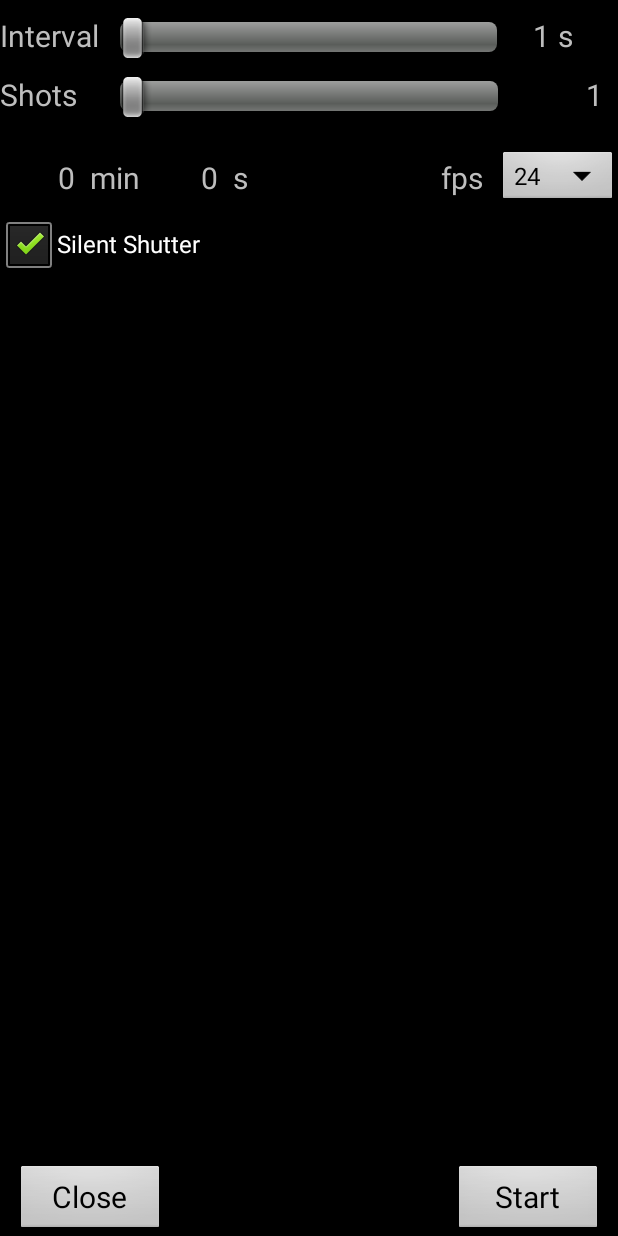
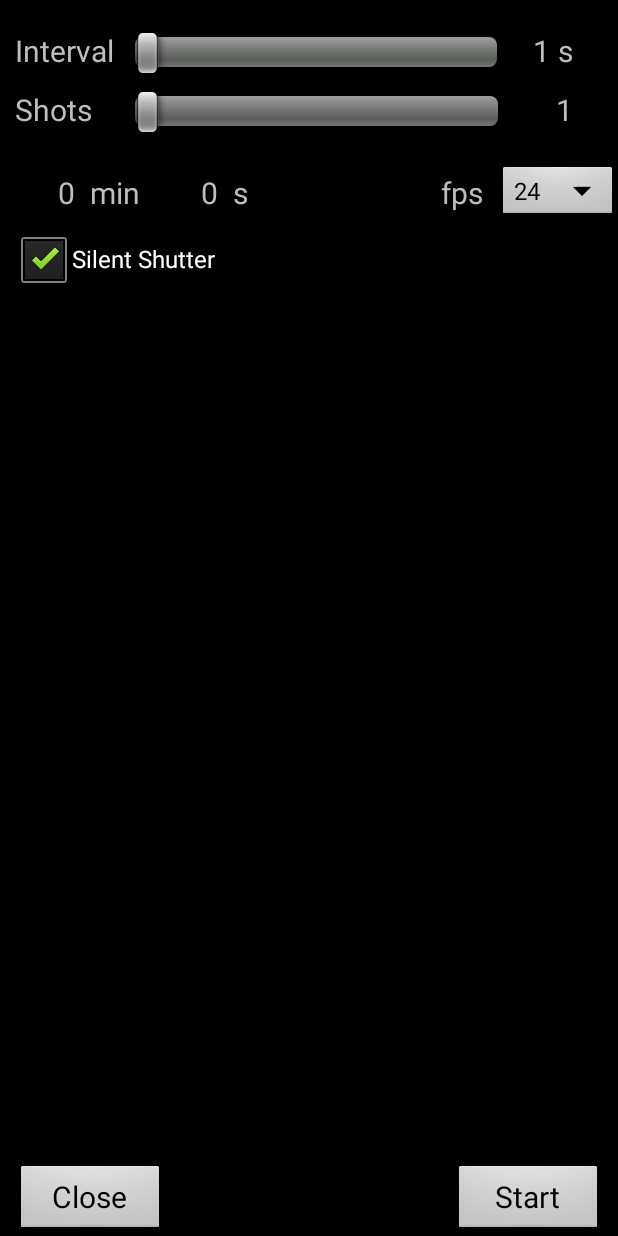
Before and after one commit to jonasjuffinger/TimeLapse, an Android app: the layout activity_settings.xml on its own in the app's theme, with its tools: preview values and no code run, on a phone screen of 412 x 824 dp. Run offline under Robolectric (Android 15) with nearby library versions, the phone set to English and light mode, and no system bars.

Commit message:
worked on new version

```diff
--- a/app/src/main/res/layout/activity_settings.xml
+++ b/app/src/main/res/layout/activity_settings.xml
@@ -1,8 +1,9 @@
 <RelativeLayout xmlns:android="http://schemas.android.com/apk/res/android"
-                android:layout_width="match_parent"
-                android:layout_height="match_parent"
-                xmlns:tools="http://schemas.android.com/tools"
-                android:id="@+id/lRoot">
+    xmlns:tools="http://schemas.android.com/tools"
+    android:id="@+id/lRoot"
+    android:layout_width="match_parent"
+    android:layout_height="match_parent"
+    android:paddingTop="10dp">
 
     <LinearLayout
         android:layout_width="match_parent"
@@ -21,6 +22,7 @@
                 android:id="@+id/lblInterval"
                 android:layout_width="80dp"
                 android:layout_height="wrap_content"
+                android:layout_marginLeft="10dp"
                 android:gravity="center_vertical"
                 android:text="Interval"
                 android:textSize="20sp" />
@@ -68,6 +70,7 @@
                 android:id="@+id/lblShots"
                 android:layout_width="80dp"
                 android:layout_height="wrap_content"
+                android:layout_marginLeft="10dp"
                 android:gravity="center_vertical"
                 android:text="Shots"
                 android:textSize="20sp" />
@@ -84,11 +87,11 @@
 
             <TextView
                 android:id="@+id/tvShotsValue"
-                android:layout_width="60dp"
+                android:layout_width="40dp"
                 android:layout_height="wrap_content"
                 android:layout_alignParentRight="true"
                 android:layout_alignParentTop="true"
-                android:layout_marginRight="10dp"
+                android:layout_marginRight="30dp"
                 android:gravity="right|center_vertical"
                 android:text="1"
                 android:textSize="20sp" />
@@ -168,6 +171,9 @@
                 android:id="@+id/cbSilentShutter"
                 android:layout_width="wrap_content"
                 android:layout_height="wrap_content"
+                android:layout_alignParentLeft="true"
+                android:layout_alignParentTop="true"
+                android:layout_marginLeft="10dp"
                 android:checked="true"
                 android:text="Silent Shutter" />
         </RelativeLayout>
@@ -176,29 +182,29 @@
     <RelativeLayout
         android:layout_width="match_parent"
         android:layout_height="wrap_content"
-        android:gravity="bottom"
         android:layout_alignParentBottom="true"
-        android:layout_alignParentLeft="true">
+        android:layout_alignParentLeft="true"
+        android:gravity="bottom">
 
         <Button
-            android:text="Close"
+            android:id="@+id/bnClose"
             android:layout_width="100dp"
             android:layout_height="wrap_content"
-            android:id="@+id/bnClose"
-            android:textSize="20sp"
+            android:layout_alignParentLeft="true"
             android:layout_alignParentTop="true"
-            android:layout_alignParentLeft="true"
-            android:layout_marginLeft="10dp" />
+            android:layout_marginLeft="10dp"
+            android:text="Close"
+            android:textSize="20sp" />
 
         <Button
-            android:text="Start"
+            android:id="@+id/bnStart"
             android:layout_width="100dp"
             android:layout_height="wrap_content"
-            android:id="@+id/bnStart"
-            android:textSize="20sp"
+            android:layout_alignParentRight="true"
             android:layout_alignParentTop="true"
-            android:layout_alignParentRight="true"
-            android:layout_marginRight="10dp" />
+            android:layout_marginRight="10dp"
+            android:text="Start"
+            android:textSize="20sp" />
 
     </RelativeLayout>
 
```
Also changed, not shown: app/src/main/java/com/jonasjuffinger/timelapse/SettingsActivity.java (+11 -0 lines), app/src/main/java/com/jonasjuffinger/timelapse/ShootActivity.java (+5 -2 lines), app/src/main/res/layout/activity_shoot.xml (+50 -0 lines).
